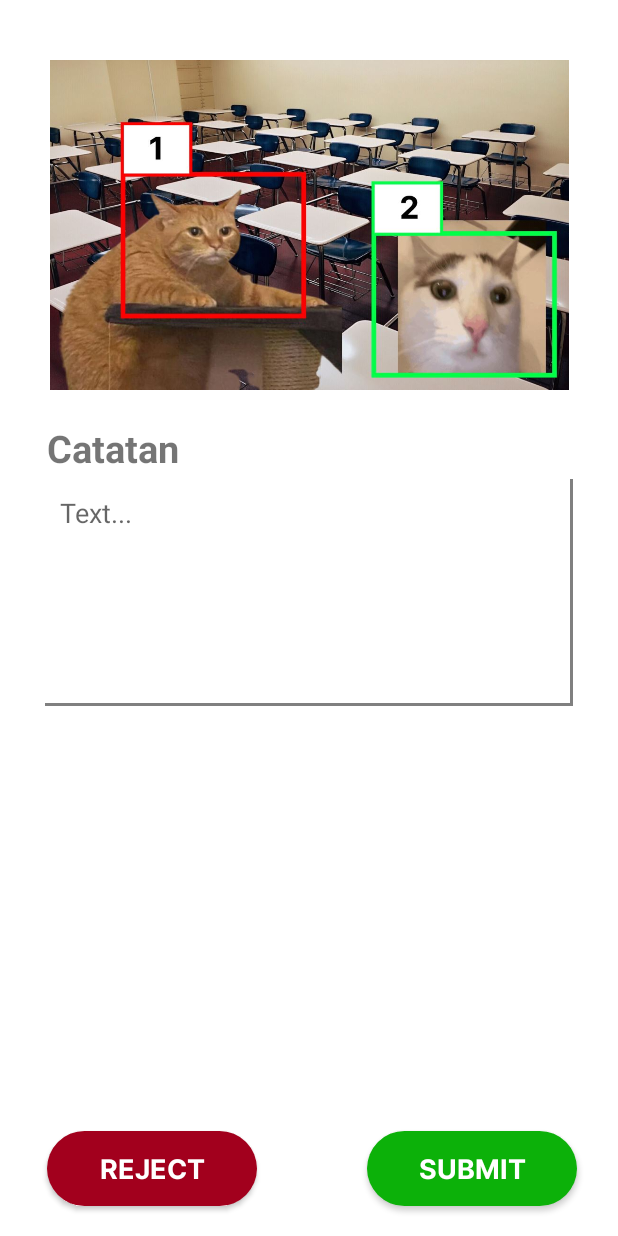
After one commit to A-EYE-see-the-unseen/a-eye, an Android app: the layout activity_detected.xml on its own in the app's theme, with its tools: preview values and no code run, on a phone screen of 412 x 824 dp. The commit adds this screen. Run offline under Robolectric (Android 15) with nearby library versions, the phone set to English and light mode, and no system bars.

Commit message:
Push DetectedActivity

```diff
--- a/app/build.gradle
+++ b/app/build.gradle
@@ -48,6 +48,8 @@ dependencies {
     implementation 'androidx.appcompat:appcompat:1.6.1'
     implementation 'com.google.android.material:material:1.9.0'
     implementation 'androidx.constraintlayout:constraintlayout:2.1.4'
+    implementation 'androidx.navigation:navigation-fragment-ktx:2.5.3'
+    implementation 'androidx.navigation:navigation-ui-ktx:2.5.3'
     testImplementation 'junit:junit:4.13.2'
     androidTestImplementation 'androidx.test.ext:junit:1.1.5'
     androidTestImplementation 'androidx.test.espresso:espresso-core:3.5.1'
--- /dev/null
+++ b/app/src/main/res/layout/activity_detected.xml
@@ -0,0 +1,91 @@
+<?xml version="1.0" encoding="utf-8"?>
+<androidx.constraintlayout.widget.ConstraintLayout xmlns:android="http://schemas.android.com/apk/res/android"
+    xmlns:app="http://schemas.android.com/apk/res-auto"
+    xmlns:tools="http://schemas.android.com/tools"
+    android:layout_width="match_parent"
+    android:layout_height="match_parent"
+    tools:context="com.dicoding.picodiploma.aeye.ui.detail.DetectedActivity">
+
+    <TextView
+        android:id="@+id/textView3"
+        android:layout_width="wrap_content"
+        android:layout_height="wrap_content"
+        android:text="@string/catatan"
+        android:textSize="25sp"
+        android:textStyle="bold"
+        app:layout_constraintBottom_toBottomOf="parent"
+        app:layout_constraintEnd_toEndOf="@+id/detection_image"
+        app:layout_constraintHorizontal_bias="0"
+        app:layout_constraintStart_toStartOf="@+id/detection_image"
+        app:layout_constraintTop_toBottomOf="@+id/detection_image"
+        app:layout_constraintVertical_bias="0.04" />
+
+    <ImageView
+        android:id="@+id/detection_image"
+        android:layout_width="350dp"
+        android:layout_height="220dp"
+        android:layout_marginTop="40dp"
+        android:src="@drawable/snapshotsample"
+        app:layout_constraintEnd_toEndOf="parent"
+        app:layout_constraintStart_toStartOf="parent"
+        app:layout_constraintTop_toTopOf="parent" />
+
+    <EditText
+        android:id="@+id/somethingEditText"
+        android:layout_width="match_parent"
+        android:layout_height="wrap_content"
+        android:layout_marginLeft="30dp"
+        android:layout_marginRight="30dp"
+        android:minHeight="100dip"
+        android:minLines="6"
+        android:hint="Text..."
+        android:inputType="textMultiLine"
+        android:gravity="top"
+        android:padding="10dp"
+        app:layout_constraintBottom_toBottomOf="parent"
+        app:layout_constraintEnd_toEndOf="@+id/textView3"
+        app:layout_constraintStart_toStartOf="@+id/textView3"
+        app:layout_constraintTop_toBottomOf="@+id/textView3"
+        app:layout_constraintVertical_bias="0.009"
+        android:background="@drawable/edittext_shadow" />
+
+    <androidx.appcompat.widget.AppCompatButton
+        android:id="@+id/btnSubmit"
+        android:layout_width="140dp"
+        android:layout_height="wrap_content"
+
+        android:text="@string/submit"
+        android:fontFamily="@font/inter_bold"
+        android:textSize="18sp"
+        android:textColor="@color/white"
+
+        android:padding="12dp"
+        android:background="@drawable/btn_submit"
+
+        android:layout_marginBottom="20dp"
+        app:layout_constraintBottom_toBottomOf="parent"
+        app:layout_constraintEnd_toEndOf="parent"
+        app:layout_constraintStart_toStartOf="parent"
+        app:layout_constraintHorizontal_bias="0.9"
+        />
+
+    <androidx.appcompat.widget.AppCompatButton
+        android:id="@+id/btnReject"
+        android:layout_width="140dp"
+        android:layout_height="wrap_content"
+
+        android:background="@drawable/btn_berhenti"
+        android:fontFamily="@font/inter_bold"
+        android:padding="12dp"
+
+        android:text="@string/reject"
+        android:textColor="@color/white"
+
+        android:textSize="18sp"
+        app:layout_constraintBottom_toBottomOf="@+id/btnSubmit"
+        app:layout_constraintEnd_toEndOf="parent"
+        app:layout_constraintHorizontal_bias="0"
+        app:layout_constraintStart_toStartOf="@+id/textView3"
+        app:layout_constraintTop_toTopOf="@+id/btnSubmit" />
+
+</androidx.constraintlayout.widget.ConstraintLayout>
--- /dev/null
+++ b/app/src/main/res/values-land/dimens.xml
@@ -0,0 +1,3 @@
+<resources>
+    <dimen name="fab_margin">48dp</dimen>
+</resources>
--- /dev/null
+++ b/app/src/main/res/values-w1240dp/dimens.xml
@@ -0,0 +1,3 @@
+<resources>
+    <dimen name="fab_margin">200dp</dimen>
+</resources>
--- /dev/null
+++ b/app/src/main/res/values-w600dp/dimens.xml
@@ -0,0 +1,3 @@
+<resources>
+    <dimen name="fab_margin">48dp</dimen>
+</resources>
--- /dev/null
+++ b/app/src/main/res/values/dimens.xml
@@ -0,0 +1,3 @@
+<resources>
+    <dimen name="fab_margin">16dp</dimen>
+</resources>
--- a/app/src/main/res/values/themes.xml
+++ b/app/src/main/res/values/themes.xml
@@ -13,4 +13,13 @@
         <item name="android:statusBarColor">?attr/colorPrimaryVariant</item>
         <!-- Customize your theme here. -->
     </style>
+
+    <style name="Theme.LoginActivity.NoActionBar">
+        <item name="windowActionBar">false</item>
+        <item name="windowNoTitle">true</item>
+    </style>
+
+    <style name="Theme.LoginActivity.AppBarOverlay" parent="ThemeOverlay.AppCompat.Dark.ActionBar" />
+
+    <style name="Theme.LoginActivity.PopupOverlay" parent="ThemeOverlay.AppCompat.Light" />
 </resources>
```
Also changed, not shown: app/src/main/AndroidManifest.xml (+9 -4 lines), app/src/main/java/com/dicoding/picodiploma/aeye/ui/detail/DetailFragment.kt (+11 -5 lines), app/src/main/java/com/dicoding/picodiploma/aeye/ui/detail/DetectedActivity.kt (added, +102 -0 lines), app/src/main/java/com/dicoding/picodiploma/aeye/ui/detecting/DetectingActivity.kt (+15 -16 lines), app/src/main/res/layout/activity_detecting.xml (+16 -2 lines), app/src/main/res/values/strings.xml (+9 -0 lines).
